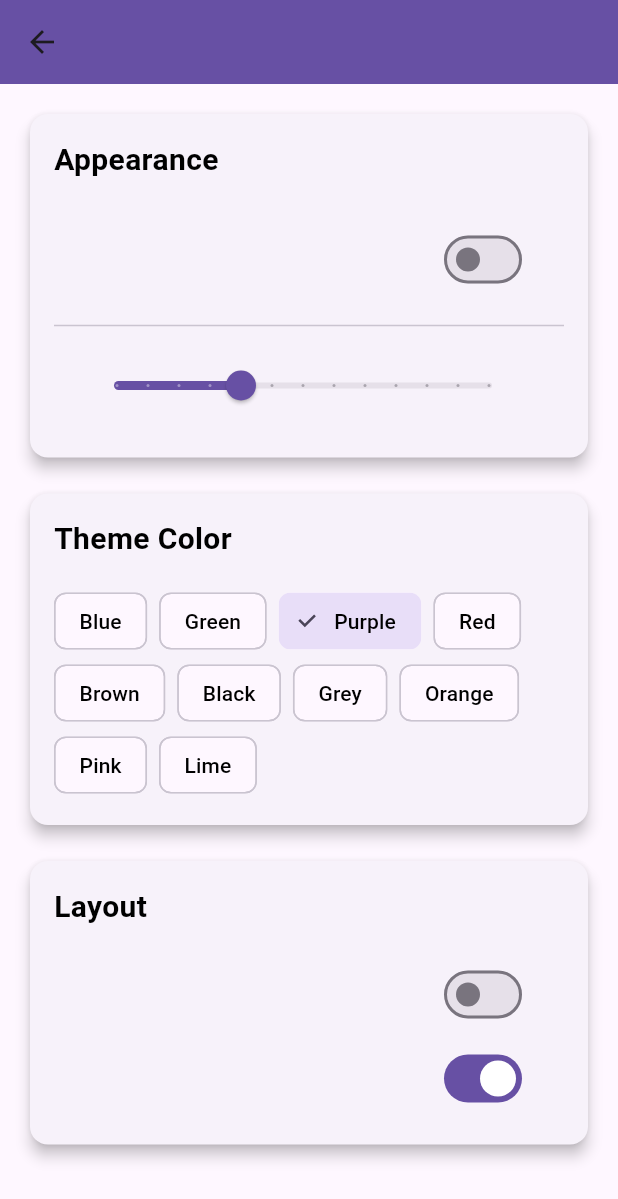
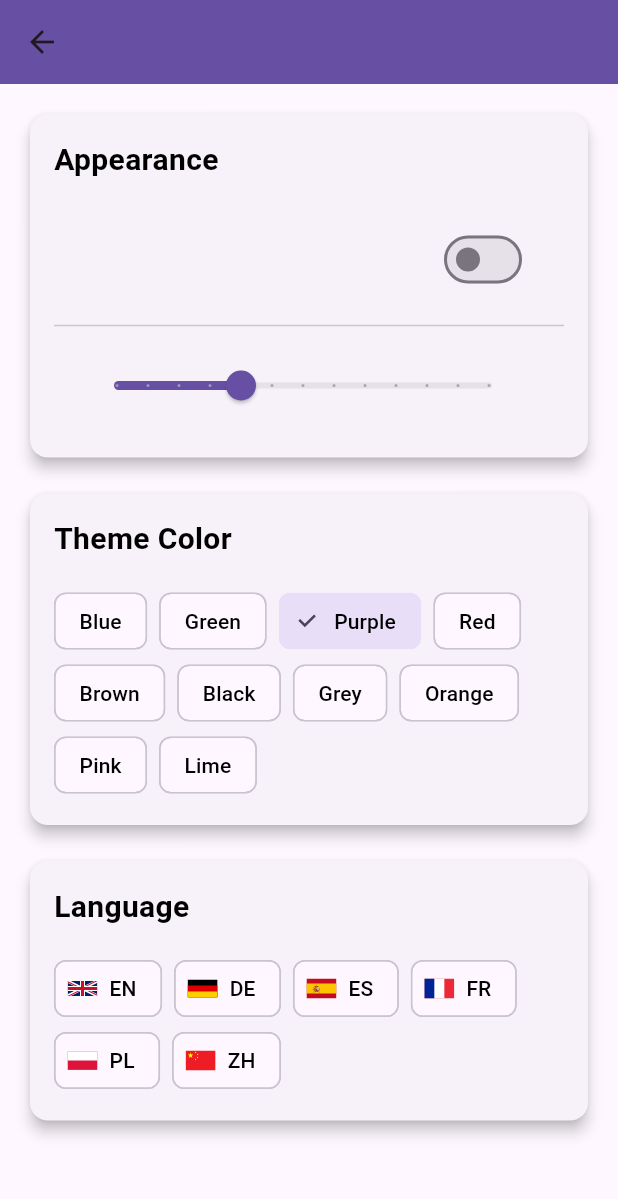
Before and after one commit to devglz/nawykomat-habit-app, a Flutter app: the PersonalizationPage screen opened by its route, on a phone screen of 412 x 824 dp. Shown: the top 1199 px of the screen. Run offline on Flutter 3.47's test engine with Material 3 defaults, Android fonts, the phone set to English and light mode, and no system bars; our stand-ins replace cloud_firestore, firebase_auth, firebase_core, fl_chart, flutter_svg, google_sign_in and 1 more; accounts and stored records are empty.

Commit message:
fix ios3

```diff
--- a/lib/main.dart
+++ b/lib/main.dart
@@ -98,9 +98,13 @@ class MyAppState extends State<MyApp> {
   Color _themeColor = const Color(0xFF6750A4);
   Locale _locale = const Locale('pl');
   double _fontSize = 16.0;
+  bool _isCompactView = false;
+  bool _showLabels = true;
 
   Locale get locale => _locale;
   double get fontSize => _fontSize;
+  bool get isCompactView => _isCompactView;
+  bool get showLabels => _showLabels;
 
   @override
   void initState() {
@@ -208,6 +212,18 @@ Future<void> _initializeFontSize() async {
       _fontSize = fontSize;
     });
     _saveFontSizeToFirebase(fontSize);
+  }
+
+  void setCompactView(bool isCompactView) {
+    setState(() {
+      _isCompactView = isCompactView;
+    });
+  }
+
+  void setShowLabels(bool showLabels) {
+    setState(() {
+      _showLabels = showLabels;
+    });
   }
 
   Future<void> _saveLocaleToFirebase(String languageCode) async {
--- a/lib/ui/settings/personalization_page.dart
+++ b/lib/ui/settings/personalization_page.dart
@@ -4,6 +4,7 @@ import 'package:habit_app/main.dart'; // Dodaj ten import
 import 'package:provider/provider.dart'; // Dodaj ten import
 import 'package:habit_app/services/habit_service.dart';
 import 'package:habit_app/l10n/l10n.dart'; // Dodaj import
+import 'package:flutter_svg/flutter_svg.dart'; // Dodaj ten import
 
 class PersonalizationPage extends StatefulWidget {
   const PersonalizationPage({super.key});
@@ -16,6 +17,8 @@ class PersonalizationPageState extends State<PersonalizationPage> {
   bool isDarkMode = false;
   double fontSize = 16.0;
   String selectedColor = 'Purple';
+  bool isCompactView = false;
+  bool showLabels = true;
   final List<String> colorOptions = [
     'Blue', 'Green', 'Purple', 'Red', 'Brown', 'Black', 'Grey', 'Orange', 'Pink', 'Lime'
   ];
@@ -33,6 +36,8 @@ class PersonalizationPageState extends State<PersonalizationPage> {
         isDarkMode = prefs.getBool('darkMode') ?? false;
         fontSize = prefs.getDouble('fontSize') ?? 16.0;
         selectedColor = prefs.getString('themeColor') ?? 'Purple';
+        isCompactView = prefs.getBool('compactView') ?? false;
+        showLabels = prefs.getBool('showLabels') ?? true;
         _applyThemeColor(selectedColor);
       });
     });
@@ -43,11 +48,15 @@ class PersonalizationPageState extends State<PersonalizationPage> {
     await prefs.setBool('darkMode', isDarkMode);
     await prefs.setDouble('fontSize', fontSize);
     await prefs.setString('themeColor', selectedColor);
+    await prefs.setBool('compactView', isCompactView);
+    await prefs.setBool('showLabels', showLabels);
     _applyThemeColor(selectedColor);
     if (!mounted) return;
     final habitService = Provider.of<HabitService>(context, listen: false);
     await habitService.saveThemeColor(selectedColor);
     MyApp.of(context)?.setFontSize(fontSize); // Zapisz rozmiar tekstu do Firebase
+    MyApp.of(context)?.setCompactView(isCompactView);
+    MyApp.of(context)?.setShowLabels(showLabels);
   }
 
   void _applyThemeColor(String color) {
@@ -89,6 +98,25 @@ class PersonalizationPageState extends State<PersonalizationPage> {
   void _toggleDarkMode(bool isDarkMode) {
     final themeMode = isDarkMode ? ThemeMode.dark : ThemeMode.light;
     MyApp.of(context)?.setThemeMode(themeMode);
+  }
+
+  String getFlag(String languageCode) {
+    switch (languageCode) {
+      case 'en':
+        return 'assets/flags/gb.svg';
+      case 'pl':
+        return 'assets/flags/pl.svg';
+      case 'de':
+        return 'assets/flags/de.svg';
+      case 'es':
+        return 'assets/flags/es.svg';
+      case 'fr':
+        return 'assets/flags/fr.svg';
+      case 'zh':
+        return 'assets/flags/cn.svg';
+      default:
+        return 'assets/flags/unknown.svg';
+    }
   }
 
   @override
@@ -194,27 +222,30 @@ class PersonalizationPageState extends State<PersonalizationPage> {
                 crossAxisAlignment: CrossAxisAlignment.start,
                 children: [
                   Text(
-                    localizations.layout,
+                    localizations.language,
                     style: TextStyle(fontSize: 20, fontWeight: FontWeight.bold, color: textColor),
                   ),
                   const SizedBox(height: 16),
-                  ListTile(
-                    title: Text(localizations.compactView, style: TextStyle(color: textColor)),
-                    trailing: Switch(
-                      value: false,
-                      onChanged: (value) {
-                        // Implementacja zmiany układu
-                      },
-                    ),
-                  ),
-                  ListTile(
-                    title: Text(localizations.showLabels, style: TextStyle(color: textColor)),
-                    trailing: Switch(
-                      value: true,
-                      onChanged: (value) {
-                        // Implementacja pokazywania etykiet
-                      },
-                    ),
+                  Wrap(
+                    spacing: 8.0,
+                    children: S.delegate.supportedLocales.map((locale) {
+                      final flag = getFlag(locale.languageCode);
+                      return ChoiceChip(
+                        avatar: SvgPicture.asset(
+                          flag,
+                          width: 24,
+                          height: 24,
+                        ),
+                        label: Text(locale.languageCode.toUpperCase(), style: TextStyle(color: textColor)),
+                        selected: MyApp.of(context)?.locale == locale,
+                        onSelected: (bool selected) {
+                          if (selected) {
+                            MyApp.of(context)?.setLocale(locale);
+                            _saveSettings();
+                          }
+                        },
+                      );
+                    }).toList(),
                   ),
                 ],
               ),
```
